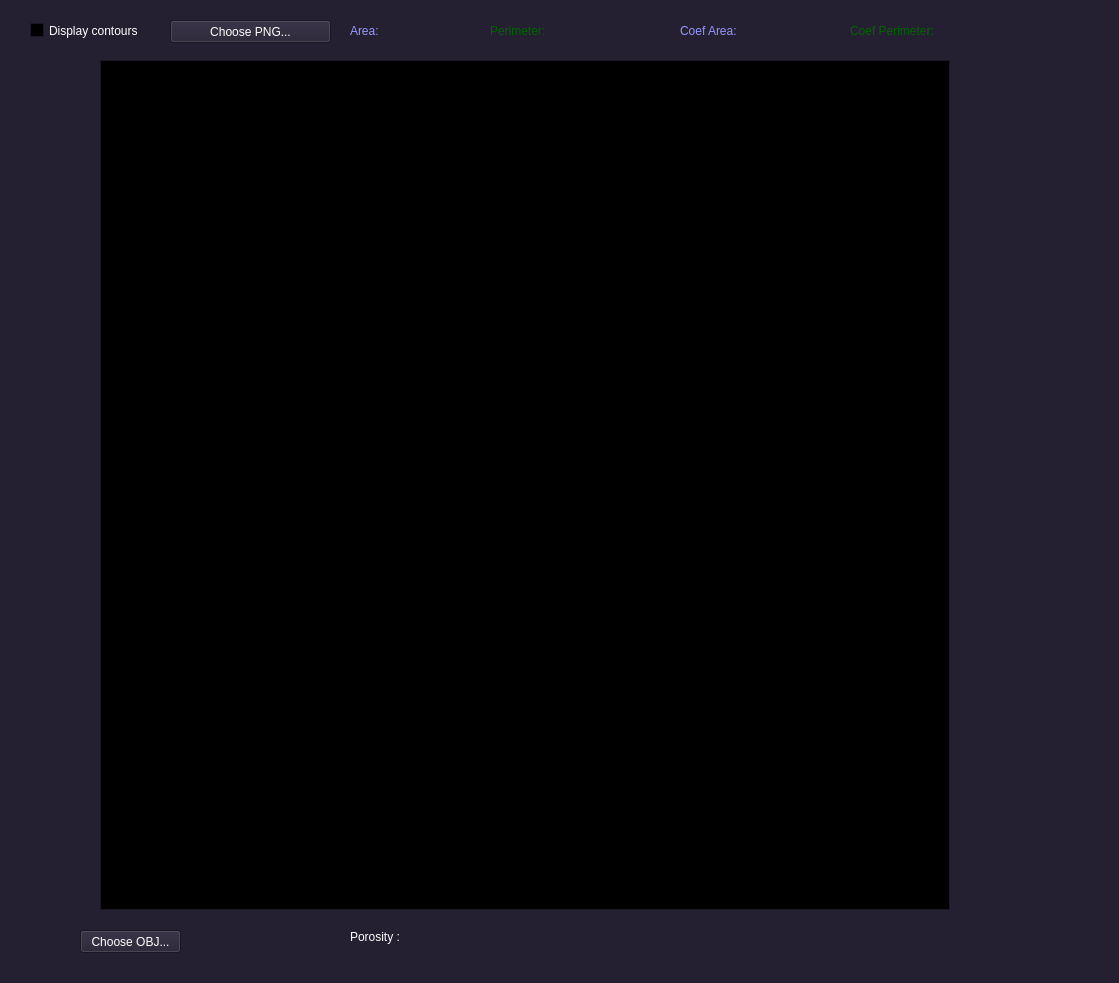
This is src/gui/areaperimeterwindow.ui in borisbordeaux/Auto_Frac as Qt 5 draws it before an edit. The edited form follows.
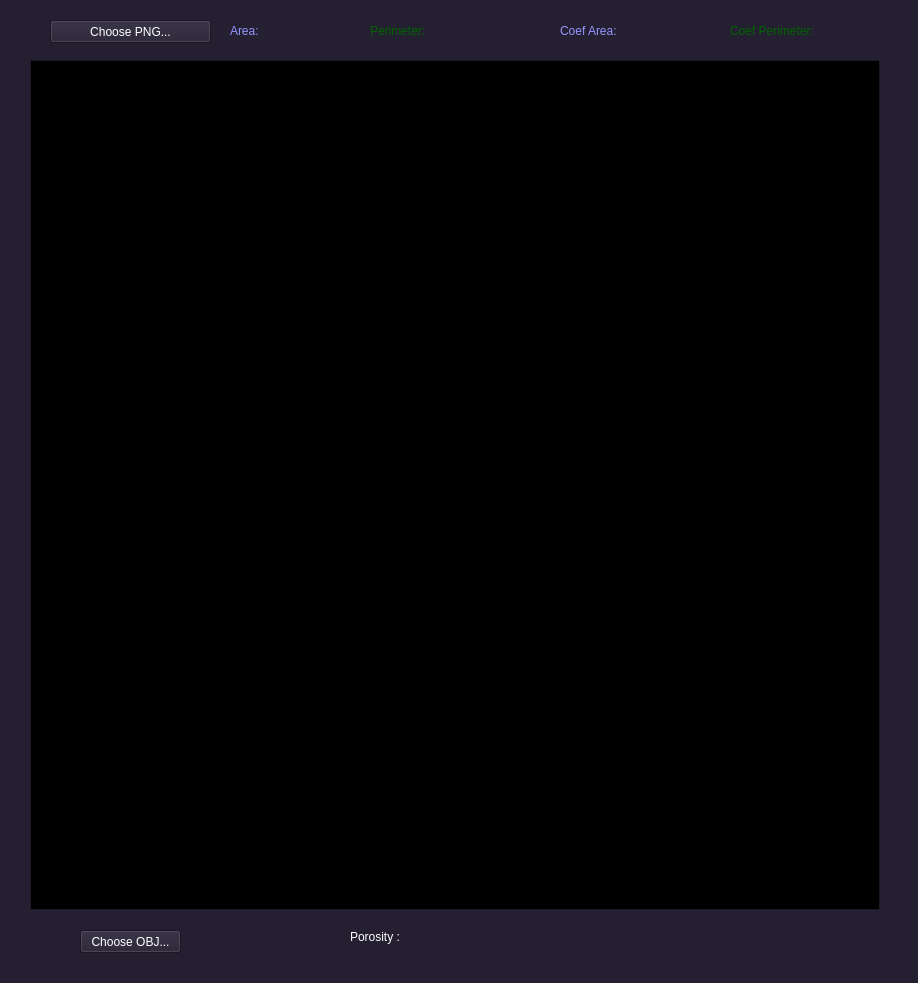
This is the edited form.

Commit message: Fixed UI for Polytopal 2D Window

What changed in the file:
```diff
--- a/src/gui/areaperimeterwindow.ui
+++ b/src/gui/areaperimeterwindow.ui
@@ -6,7 +6,7 @@
    <rect>
     <x>0</x>
     <y>0</y>
-    <width>1119</width>
+    <width>918</width>
     <height>983</height>
    </rect>
   </property>
@@ -458,7 +458,7 @@
   <widget class="QGraphicsView" name="graphicsView_stats">
    <property name="geometry">
     <rect>
-     <x>100</x>
+     <x>30</x>
      <y>60</y>
      <width>850</width>
      <height>850</height>
@@ -471,7 +471,7 @@
   <widget class="QLabel" name="label_coefArea">
    <property name="geometry">
     <rect>
-     <x>750</x>
+     <x>630</x>
      <y>20</y>
      <width>91</width>
      <height>21</height>
@@ -484,7 +484,7 @@
   <widget class="QLabel" name="label_area">
    <property name="geometry">
     <rect>
-     <x>390</x>
+     <x>270</x>
      <y>20</y>
      <width>91</width>
      <height>21</height>
@@ -523,7 +523,7 @@
   <widget class="QLabel" name="label_coefPerimeter">
    <property name="geometry">
     <rect>
-     <x>950</x>
+     <x>830</x>
      <y>20</y>
      <width>91</width>
      <height>21</height>
@@ -536,7 +536,7 @@
   <widget class="QLabel" name="label_17">
    <property name="geometry">
     <rect>
-     <x>490</x>
+     <x>370</x>
      <y>20</y>
      <width>71</width>
      <height>21</height>
@@ -554,7 +554,7 @@
   <widget class="QLabel" name="label_perimeter">
    <property name="geometry">
     <rect>
-     <x>570</x>
+     <x>450</x>
      <y>20</y>
      <width>91</width>
      <height>21</height>
@@ -567,7 +567,7 @@
   <widget class="QLabel" name="label_16">
    <property name="geometry">
     <rect>
-     <x>350</x>
+     <x>230</x>
      <y>20</y>
      <width>41</width>
      <height>21</height>
@@ -598,7 +598,7 @@
   <widget class="QLabel" name="label_18">
    <property name="geometry">
     <rect>
-     <x>680</x>
+     <x>560</x>
      <y>20</y>
      <width>71</width>
      <height>21</height>
@@ -616,7 +616,7 @@
   <widget class="QLabel" name="label_19">
    <property name="geometry">
     <rect>
-     <x>850</x>
+     <x>730</x>
      <y>20</y>
      <width>101</width>
      <height>21</height>
@@ -634,7 +634,7 @@
   <widget class="QPushButton" name="pushButton_computeAreaPerimeter">
    <property name="geometry">
     <rect>
-     <x>170</x>
+     <x>50</x>
      <y>20</y>
      <width>161</width>
      <height>23</height>
@@ -644,19 +644,6 @@
     <string>Choose PNG...</string>
    </property>
   </widget>
-  <widget class="QCheckBox" name="checkBox_displayContours">
-   <property name="geometry">
-    <rect>
-     <x>30</x>
-     <y>20</y>
-     <width>131</width>
-     <height>21</height>
-    </rect>
-   </property>
-   <property name="text">
-    <string>Display contours</string>
-   </property>
-  </widget>
  </widget>
  <resources/>
  <connections>
```
The commit also changes 6 other files.
